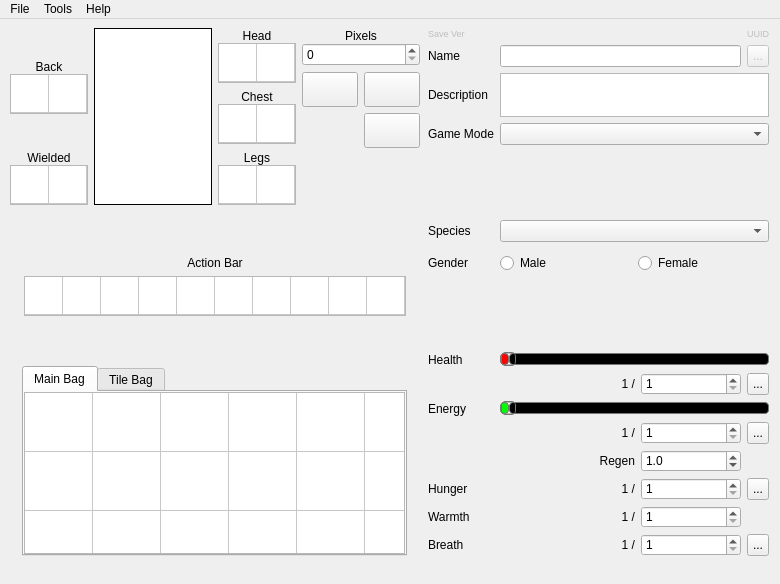
Old version of the form starcheat/templates/MainWindow.ui in the repository wizzomafizzo/starcheat.
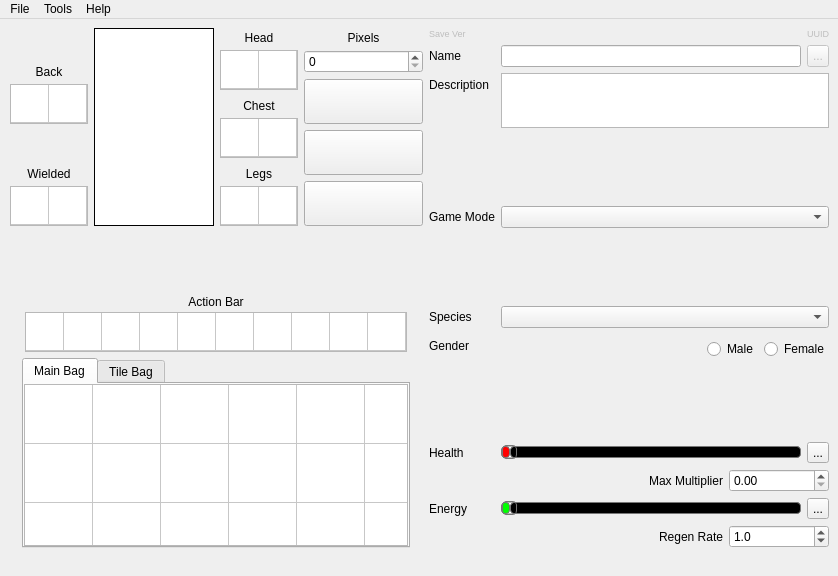
New version of the form. Icons and pictures are not drawn.

Commit message:
Update GUI and stats for nightly
Removed non-essenital stats and stat widgets, added new game modes

Patch:
```diff
--- a/starcheat/templates/MainWindow.ui
+++ b/starcheat/templates/MainWindow.ui
@@ -6,8 +6,8 @@
    <rect>
     <x>0</x>
     <y>0</y>
-    <width>780</width>
-    <height>584</height>
+    <width>838</width>
+    <height>576</height>
    </rect>
   </property>
   <property name="windowTitle">
@@ -18,9 +18,9 @@
     <normaloff>:/starcheat/images/starcheat_64_single.png</normaloff>:/starcheat/images/starcheat_64_single.png</iconset>
   </property>
   <widget class="QWidget" name="centralwidget">
-   <layout class="QHBoxLayout" name="horizontalLayout_13">
+   <layout class="QHBoxLayout" name="horizontalLayout_7">
     <item>
-     <layout class="QVBoxLayout" name="verticalLayout_6">
+     <layout class="QVBoxLayout" name="verticalLayout_9">
       <item>
        <layout class="QHBoxLayout" name="horizontalLayout_4">
         <item>
@@ -44,14 +44,14 @@
           <item>
            <layout class="QVBoxLayout" name="verticalLayout">
             <property name="spacing">
-             <number>0</number>
+             <number>3</number>
             </property>
             <item>
              <widget class="QLabel" name="backpack_label">
               <property name="minimumSize">
                <size>
                 <width>0</width>
-                <height>15</height>
+                <height>19</height>
                </size>
               </property>
               <property name="text">
@@ -179,14 +179,14 @@
           <item>
            <layout class="QVBoxLayout" name="verticalLayout_2">
             <property name="spacing">
-             <number>0</number>
+             <number>3</number>
             </property>
             <item>
              <widget class="QLabel" name="left_hand_label_2">
               <property name="minimumSize">
                <size>
                 <width>0</width>
-                <height>15</height>
+                <height>19</height>
                </size>
               </property>
               <property name="text">
@@ -327,14 +327,14 @@
           <item>
            <layout class="QVBoxLayout" name="verticalLayout_3">
             <property name="spacing">
-             <number>0</number>
+             <number>3</number>
             </property>
             <item>
              <widget class="QLabel" name="head_label">
               <property name="minimumSize">
                <size>
                 <width>0</width>
-                <height>15</height>
+                <height>19</height>
                </size>
               </property>
               <property name="text">
@@ -449,14 +449,14 @@
           <item>
            <layout class="QVBoxLayout" name="verticalLayout_5">
             <property name="spacing">
-             <number>0</number>
+             <number>3</number>
             </property>
             <item>
              <widget class="QLabel" name="chest_label">
               <property name="minimumSize">
                <size>
                 <width>0</width>
-                <height>15</height>
+                <height>19</height>
                </size>
               </property>
               <property name="text">
@@ -571,14 +571,14 @@
           <item>
            <layout class="QVBoxLayout" name="verticalLayout_4">
             <property name="spacing">
-             <number>0</number>
+             <number>3</number>
             </property>
             <item>
              <widget class="QLabel" name="legs_label">
               <property name="minimumSize">
                <size>
                 <width>0</width>
-                <height>15</height>
+                <height>19</height>
                </size>
               </property>
               <property name="text">
@@ -693,11 +693,11 @@
          </layout>
         </item>
         <item>
-         <layout class="QVBoxLayout" name="verticalLayout_11">
+         <layout class="QVBoxLayout" name="verticalLayout_6">
           <item>
            <layout class="QVBoxLayout" name="verticalLayout_7">
             <property name="spacing">
-             <number>0</number>
+             <number>3</number>
             </property>
             <item>
              <widget class="QLabel" name="pixels_label">
@@ -734,152 +734,138 @@
            </layout>
           </item>
           <item>
-           <layout class="QGridLayout" name="gridLayout">
-            <item row="0" column="0">
-             <widget class="QPushButton" name="appearance_button">
-              <property name="enabled">
-               <bool>true</bool>
-              </property>
-              <property name="sizePolicy">
-               <sizepolicy hsizetype="Minimum" vsizetype="Minimum">
-                <horstretch>0</horstretch>
-                <verstretch>0</verstretch>
-               </sizepolicy>
-              </property>
-              <property name="minimumSize">
-               <size>
-                <width>0</width>
-                <height>35</height>
-               </size>
-              </property>
-              <property name="toolTip">
-               <string>Manage Appearance</string>
-              </property>
-              <property name="statusTip">
-               <string>Change how you look</string>
-              </property>
-              <property name="text">
-               <string/>
-              </property>
-              <property name="icon">
-               <iconset resource="../resources.qrc">
-                <normaloff>:/starcheat/images/icons/glyphicons_051_eye_open.png</normaloff>:/starcheat/images/icons/glyphicons_051_eye_open.png</iconset>
-              </property>
-              <property name="iconSize">
-               <size>
-                <width>32</width>
-                <height>32</height>
-               </size>
-              </property>
-             </widget>
-            </item>
-            <item row="0" column="1">
-             <widget class="QPushButton" name="blueprints_button">
-              <property name="sizePolicy">
-               <sizepolicy hsizetype="Minimum" vsizetype="Minimum">
-                <horstretch>0</horstretch>
-                <verstretch>0</verstretch>
-               </sizepolicy>
-              </property>
-              <property name="minimumSize">
-               <size>
-                <width>0</width>
-                <height>35</height>
-               </size>
-              </property>
-              <property name="toolTip">
-               <string>Manage Blueprints</string>
-              </property>
-              <property name="statusTip">
-               <string>Manage known crafting recipes/blueprints</string>
-              </property>
-              <property name="text">
-               <string/>
-              </property>
-              <property name="icon">
-               <iconset resource="../resources.qrc">
-                <normaloff>:/starcheat/images/icons/glyphicons_460_blacksmith.png</normaloff>:/starcheat/images/icons/glyphicons_460_blacksmith.png</iconset>
-              </property>
-              <property name="iconSize">
-               <size>
-                <width>32</width>
-                <height>32</height>
-               </size>
-              </property>
-             </widget>
-            </item>
-            <item row="1" column="1">
-             <widget class="QPushButton" name="techs_button">
-              <property name="enabled">
-               <bool>true</bool>
-              </property>
-              <property name="sizePolicy">
-               <sizepolicy hsizetype="Minimum" vsizetype="Minimum">
-                <horstretch>0</horstretch>
-                <verstretch>0</verstretch>
-               </sizepolicy>
-              </property>
-              <property name="minimumSize">
-               <size>
-                <width>0</width>
-                <height>35</height>
-               </size>
-              </property>
-              <property name="toolTip">
-               <string>Manage Techs</string>
-              </property>
-              <property name="statusTip">
-               <string>Manage your techs</string>
-              </property>
-              <property name="text">
-               <string/>
-              </property>
-              <property name="icon">
-               <iconset resource="../resources.qrc">
-                <normaloff>:/starcheat/images/icons/glyphicons_137_cogwheels.png</normaloff>:/starcheat/images/icons/glyphicons_137_cogwheels.png</iconset>
-              </property>
-              <property name="iconSize">
-               <size>
-                <width>32</width>
-                <height>32</height>
-               </size>
-              </property>
-             </widget>
-            </item>
-           </layout>
+           <widget class="QPushButton" name="appearance_button">
+            <property name="enabled">
+             <bool>true</bool>
+            </property>
+            <property name="sizePolicy">
+             <sizepolicy hsizetype="Minimum" vsizetype="Minimum">
+              <horstretch>0</horstretch>
+              <verstretch>0</verstretch>
+             </sizepolicy>
+            </property>
+            <property name="minimumSize">
+             <size>
+              <width>0</width>
+              <height>35</height>
+             </size>
+            </property>
+            <property name="toolTip">
+             <string>Manage Appearance</string>
+            </property>
+            <property name="statusTip">
+             <string>Change how you look</string>
+            </property>
+            <property name="text">
+             <string/>
+            </property>
+            <property name="icon">
+             <iconset resource="../resources.qrc">
+              <normaloff>:/starcheat/images/icons/glyphicons_051_eye_open.png</normaloff>:/starcheat/images/icons/glyphicons_051_eye_open.png</iconset>
+            </property>
+            <property name="iconSize">
+             <size>
+              <width>32</width>
+              <height>32</height>
+             </size>
+            </property>
+           </widget>
           </item>
           <item>
-           <spacer name="verticalSpacer_2">
-            <property name="orientation">
-             <enum>Qt::Vertical</enum>
+           <widget class="QPushButton" name="blueprints_button">
+            <property name="sizePolicy">
+             <sizepolicy hsizetype="Minimum" vsizetype="Minimum">
+              <horstretch>0</horstretch>
+              <verstretch>0</verstretch>
+             </sizepolicy>
             </property>
-            <property name="sizeHint" stdset="0">
+            <property name="minimumSize">
              <size>
-              <width>20</width>
-              <height>40</height>
+              <width>0</width>
+              <height>35</height>
              </size>
             </property>
-           </spacer>
+            <property name="toolTip">
+             <string>Manage Blueprints</string>
+            </property>
+            <property name="statusTip">
+             <string>Manage known crafting recipes/blueprints</string>
+            </property>
+            <property name="text">
+             <string/>
+            </property>
+            <property name="icon">
+             <iconset resource="../resources.qrc">
+              <normaloff>:/starcheat/images/icons/glyphicons_460_blacksmith.png</normaloff>:/starcheat/images/icons/glyphicons_460_blacksmith.png</iconset>
+            </property>
+            <property name="iconSize">
+             <size>
+              <width>32</width>
+              <height>32</height>
+             </size>
+            </property>
+           </widget>
+          </item>
+          <item>
+           <widget class="QPushButton" name="techs_button">
+            <property name="enabled">
+             <bool>true</bool>
+            </property>
+            <property name="sizePolicy">
+             <sizepolicy hsizetype="Minimum" vsizetype="Minimum">
+              <horstretch>0</horstretch>
+              <verstretch>0</verstretch>
+             </sizepolicy>
+            </property>
+            <property name="minimumSize">
+             <size>
+              <width>0</width>
+              <height>35</height>
+             </size>
+            </property>
+            <property name="toolTip">
+             <string>Manage Techs</string>
+            </property>
+            <property name="statusTip">
+             <string>Manage your techs</string>
+            </property>
+            <property name="text">
+             <string/>
+            </property>
+            <property name="icon">
+             <iconset resource="../resources.qrc">
+              <normaloff>:/starcheat/images/icons/glyphicons_137_cogwheels.png</normaloff>:/starcheat/images/icons/glyphicons_137_cogwheels.png</iconset>
+            </property>
+            <property name="iconSize">
+             <size>
+              <width>32</width>
+              <height>32</height>
+             </size>
+            </property>
+           </widget>
           </item>
          </layout>
         </item>
        </layout>
       </item>
       <item>
-       <spacer name="verticalSpacer_4">
+       <spacer name="verticalSpacer_2">
         <property name="orientation">
          <enum>Qt::Vertical</enum>
         </property>
         <property name="sizeHint" stdset="0">
          <size>
-          <width>411</width>
-          <height>13</height>
+          <width>20</width>
+          <height>40</height>
          </size>
         </property>
        </spacer>
       </item>
       <item>
        <layout class="QGridLayout" name="gridLayout_5">
+        <property name="verticalSpacing">
+         <number>3</number>
+        </property>
         <item row="0" column="1">
          <widget class="QLabel" name="action_bar_label">
           <property name="sizePolicy">
@@ -1069,19 +1055,6 @@
         </item>
        </layout>
       </item>
-      <item>
-       <spacer name="verticalSpacer_5">
-        <property name="orientation">
-         <enum>Qt::Vertical</enum>
-        </property>
-        <property name="sizeHint" stdset="0">
-         <size>
-          <width>411</width>
-          <height>13</height>
-         </size>
-        </property>
-       </spacer>
-      </item>
       <item>
        <layout class="QHBoxLayout" name="horizontalLayout_12">
         <item>
@@ -1107,7 +1080,7 @@
           </property>
           <property name="minimumSize">
            <size>
-            <width>385</width>
+            <width>388</width>
             <height>180</height>
            </size>
           </property>
@@ -1486,140 +1459,7 @@
      </layout>
     </item>
     <item>
-     <layout class="QGridLayout" name="gridLayout_4">
-      <property name="leftMargin">
-       <number>2</number>
-      </property>
-      <property name="rightMargin">
-       <number>2</number>
-      </property>
-      <item row="13" column="1">
-       <layout class="QHBoxLayout" name="horizontalLayout_6">
-        <item>
-         <widget class="QLabel" name="food_val">
-          <property name="minimumSize">
-           <size>
-            <width>90</width>
-            <height>0</height>
-           </size>
-          </property>
-          <property name="text">
-           <string>1 /</string>
-          </property>
-          <property name="alignment">
-           <set>Qt::AlignRight|Qt::AlignTrailing|Qt::AlignVCenter</set>
-          </property>
-         </widget>
-        </item>
-        <item>
-         <widget class="QSpinBox" name="max_food">
-          <property name="minimumSize">
-           <size>
-            <width>100</width>
-            <height>22</height>
-           </size>
-          </property>
-          <property name="maximumSize">
-           <size>
-            <width>100</width>
-            <height>16777215</height>
-           </size>
-          </property>
-          <property name="minimum">
-           <number>1</number>
-          </property>
-          <property name="maximum">
-           <number>2147483647</number>
-          </property>
-          <property name="singleStep">
-           <number>10</number>
-          </property>
-         </widget>
-        </item>
-        <item>
-         <widget class="QToolButton" name="food_button">
-          <property name="maximumSize">
-           <size>
-            <width>22</width>
-            <height>22</height>
-           </size>
-          </property>
-          <property name="toolTip">
-           <string>Fill Stomach</string>
-          </property>
-          <property name="text">
-           <string>...</string>
-          </property>
-          <property name="icon">
-           <iconset resource="../resources.qrc">
-            <normaloff>:/starcheat/images/icons/glyphicons_halflings_097_plus.png</normaloff>:/starcheat/images/icons/glyphicons_halflings_097_plus.png</iconset>
-          </property>
-         </widget>
-        </item>
-       </layout>
-      </item>
-      <item row="14" column="0">
-       <widget class="QLabel" name="warmth_label">
-        <property name="text">
-         <string>Warmth</string>
-        </property>
-       </widget>
-      </item>
-      <item row="14" column="1">
-       <layout class="QHBoxLayout" name="horizontalLayout_7">
-        <item>
-         <widget class="QLabel" name="warmth_val">
-          <property name="minimumSize">
-           <size>
-            <width>90</width>
-            <height>0</height>
-           </size>
-          </property>
-          <property name="text">
-           <string>1 /</string>
-          </property>
-          <property name="alignment">
-           <set>Qt::AlignRight|Qt::AlignTrailing|Qt::AlignVCenter</set>
-          </property>
-         </widget>
-        </item>
-        <item>
-         <widget class="QSpinBox" name="max_warmth">
-          <property name="minimumSize">
-           <size>
-            <width>100</width>
-            <height>22</height>
-           </size>
-          </property>
-          <property name="maximumSize">
-           <size>
-            <width>100</width>
-            <height>16777215</height>
-           </size>
-          </property>
-          <property name="minimum">
-           <number>1</number>
-          </property>
-          <property name="maximum">
-           <number>2147483647</number>
-          </property>
-          <property name="singleStep">
-           <number>10</number>
-          </property>
-         </widget>
-        </item>
-        <item>
-         <widget class="QWidget" name="widget_2" native="true">
-          <property name="maximumSize">
-           <size>
-            <width>22</width>
-            <height>22</height>
-           </size>
-          </property>
-         </widget>
-        </item>
-       </layout>
-      </item>
+     <layout class="QFormLayout" name="formLayout">
       <item row="0" column="0">
        <widget class="QLabel" name="ver_label">
         <property name="enabled">
@@ -1656,20 +1496,6 @@
         </property>
        </widget>
       </item>
-      <item row="2" column="0">
-       <widget class="QLabel" name="desc_label">
-        <property name="text">
-         <string>Description</string>
-        </property>
-       </widget>
-      </item>
-      <item row="8" column="0">
-       <widget class="QLabel" name="health_label">
-        <property name="text">
-         <string>Health</string>
-        </property>
-       </widget>
-      </item>
       <item row="1" column="0">
        <widget class="QLabel" name="name_label">
         <property name="text">
@@ -1677,84 +1503,6 @@
         </property>
        </widget>
       </item>
-      <item row="5" column="0">
-       <widget class="QLabel" name="race_label">
-        <property name="text">
-         <string>Species</string>
-        </property>
-        <property name="alignment">
-         <set>Qt::AlignLeading|Qt::AlignLeft|Qt::AlignVCenter</set>
-        </property>
-       </widget>
-      </item>
-      <item row="11" column="1">
-       <layout class="QHBoxLayout" name="horizontalLayout_2">
-        <item>
-         <widget class="QLabel" name="energy_val">
-          <property name="minimumSize">
-           <size>
-            <width>90</width>
-            <height>0</height>
-           </size>
-          </property>
-          <property name="text">
-           <string>1 /</string>
-          </property>
-          <property name="alignment">
-           <set>Qt::AlignRight|Qt::AlignTrailing|Qt::AlignVCenter</set>
-          </property>
-         </widget>
-        </item>
-        <item>
-         <widget class="QSpinBox" name="max_energy">
-          <property name="minimumSize">
-           <size>
-            <width>100</width>
-            <height>22</height>
-           </size>
-          </property>
-          <property name="maximumSize">
-           <size>
-            <width>100</width>
-            <height>16777215</height>
-           </size>
-          </property>
-          <property name="minimum">
-           <number>1</number>
-          </property>
-          <property name="maximum">
-           <number>2147483647</number>
-          </property>
-          <property name="singleStep">
-           <number>10</number>
-          </property>
-         </widget>
-        </item>
-        <item>
-         <widget class="QToolButton" name="energy_button">
-          <property name="maximumSize">
-           <size>
-            <width>22</width>
-            <height>22</height>
-           </size>
-          </property>
-          <property name="toolTip">
-           <string>Fill Energy</string>
-          </property>
-          <property name="text">
-           <string>...</string>
-          </property>
-          <property name="icon">
-           <iconset resource="../resources.qrc">
-            <normaloff>:/starcheat/images/icons/glyphicons_halflings_097_plus.png</normaloff>:/starcheat/images/icons/glyphicons_halflings_097_plus.png</iconset>
-          </property>
-         </widget>
-        </item>
-       </layout>
-      </item>
-      <item row="5" column="1">
-       <widget class="QComboBox" name="race"/>
-      </item>
       <item row="1" column="1">
        <layout class="QHBoxLayout" name="horizontalLayout_5">
         <item>
@@ -1782,249 +1530,10 @@
         </item>
        </layout>
       </item>
-      <item row="9" column="1">
-       <layout class="QHBoxLayout" name="horizontalLayout">
-        <item>
-         <widget class="QLabel" name="health_val">
-          <property name="minimumSize">
-           <size>
-            <width>90</width>
-            <height>0</height>
-           </size>
-          </property>
-          <property name="text">
-           <string>1 /</string>
-          </property>
-          <property name="alignment">
-           <set>Qt::AlignRight|Qt::AlignTrailing|Qt::AlignVCenter</set>
-          </property>
-         </widget>
-        </item>
-        <item>
-         <widget class="QSpinBox" name="max_health">
-          <property name="minimumSize">
-           <size>
-            <width>100</width>
-            <height>22</height>
-           </size>
-          </property>
-          <property name="maximumSize">
-           <size>
-            <width>100</width>
-            <height>16777215</height>
-           </size>
-          </property>
-          <property name="minimum">
-           <number>1</number>
-          </property>
-          <property name="maximum">
-           <number>2147483647</number>
-          </property>
-          <property name="singleStep">
-           <number>10</number>
-          </property>
-         </widget>
-        </item>
-        <item>
-         <widget class="QToolButton" name="health_button">
-          <property name="maximumSize">
-           <size>
-            <width>22</width>
-            <height>22</height>
-           </size>
-          </property>
-          <property name="toolTip">
-           <string>Fill Health</string>
-          </property>
-          <property name="text">
-           <string>...</string>
-          </property>
-          <property name="icon">
-           <iconset resource="../resources.qrc">
-            <normaloff>:/starcheat/images/icons/glyphicons_halflings_097_plus.png</normaloff>:/starcheat/images/icons/glyphicons_halflings_097_plus.png</iconset>
-          </property>
-         </widget>
-        </item>
-       </layout>
-      </item>
-      <item row="10" column="0">
-       <widget class="QLabel" name="energy_label">
+      <item row="2" column="0">
+       <widget class="QLabel" name="desc_label">
         <property name="text">
-         <string>Energy</string>
-        </property>
-       </widget>
-      </item>
-      <item row="15" column="0">
-       <widget class="QLabel" name="breath_label">
-        <property name="text">
-         <string>Breath</string>
-        </property>
-       </widget>
-      </item>
-      <item row="15" column="1">
-       <layout class="QHBoxLayout" name="horizontalLayout_8">
-        <item>
-         <widget class="QLabel" name="breath_val">
-          <property name="minimumSize">
-           <size>
-            <width>90</width>
-            <height>0</height>
-           </size>
-          </property>
-          <property name="text">
-           <string>1 /</string>
-          </property>
-          <property name="alignment">
-           <set>Qt::AlignRight|Qt::AlignTrailing|Qt::AlignVCenter</set>
-          </property>
-         </widget>
-        </item>
-        <item>
-         <widget class="QSpinBox" name="max_breath">
-          <property name="minimumSize">
-           <size>
-            <width>100</width>
-            <height>22</height>
-           </size>
-          </property>
-          <property name="maximumSize">
-           <size>
-            <width>100</width>
-            <height>16777215</height>
-           </size>
-          </property>
-          <property name="minimum">
-           <number>1</number>
-          </property>
-          <property name="maximum">
-           <number>2147483647</number>
-          </property>
-          <property name="singleStep">
-           <number>10</number>
-          </property>
-         </widget>
-        </item>
-        <item>
-         <widget class="QToolButton" name="breath_button">
-          <property name="maximumSize">
-           <size>
-            <width>22</width>
-            <height>22</height>
-           </size>
-          </property>
-          <property name="toolTip">
-           <string>Fill Lungs</string>
-          </property>
-          <property name="text">
-           <string>...</string>
-          </property>
-          <property name="icon">
-           <iconset resource="../resources.qrc">
-            <normaloff>:/starcheat/images/icons/glyphicons_halflings_097_plus.png</normaloff>:/starcheat/images/icons/glyphicons_halflings_097_plus.png</iconset>
-          </property>
-         </widget>
-        </item>
-       </layout>
-      </item>
-      <item row="10" column="1">
-       <layout class="QHBoxLayout" name="horizontalLayout_11">
-        <item>
-         <widget class="QSlider" name="energy">
-          <property name="styleSheet">
-           <string notr="true">QSlider::groove:horizontal {
-border: 1px solid #bbb;
-background: white;
-height: 10px;
-border-radius: 4px;
-}
-
-QSlider::sub-page:horizontal {
-background: rgb(0, 255, 0);
-border: 1px solid #777;
-height: 10px;
-border-radius: 4px;
-}
-
-QSlider::add-page:horizontal {
-background: #000;
-border: 1px solid #777;
-height: 10px;
-border-radius: 4px;
-}
-
-QSlider::handle:horizontal {
-background: qlineargradient(x1:0, y1:0, x2:1, y2:1,
-    stop:0 #eee, stop:1 #ccc);
-border: 1px solid #777;
-width: 13px;
-margin-top: -2px;
-margin-bottom: -2px;
-border-radius: 4px;
-}</string>
-          </property>
-          <property name="minimum">
-           <number>1</number>
-          </property>
-          <property name="orientation">
-           <enum>Qt::Horizontal</enum>
-          </property>
-          <property name="invertedControls">
-           <bool>false</bool>
-          </property>
-         </widget>
-        </item>
-       </layout>
-      </item>
-      <item row="8" column="1">
-       <layout class="QHBoxLayout" name="horizontalLayout_10">
-        <item>
-         <widget class="QSlider" name="health">
-          <property name="styleSheet">
-           <string notr="true">QSlider::groove:horizontal {
-border: 1px solid #bbb;
-background: white;
-height: 10px;
-border-radius: 4px;
-}
-
-QSlider::sub-page:horizontal {
-background: rgb(255, 0, 0);
-border: 1px solid #777;
-height: 10px;
-border-radius: 4px;
-}
-
-QSlider::add-page:horizontal {
-background: #000;
-border: 1px solid #777;
-height: 10px;
-border-radius: 4px;
-}
-
-QSlider::handle:horizontal {
-background: qlineargradient(x1:0, y1:0, x2:1, y2:1,
-    stop:0 #eee, stop:1 #ccc);
-border: 1px solid #777;
-width: 13px;
-margin-top: -2px;
-margin-bottom: -2px;
-border-radius: 4px;
-}</string>
-          </property>
-          <property name="minimum">
-           <number>1</number>
-          </property>
-          <property name="orientation">
-           <enum>Qt::Horizontal</enum>
-          </property>
-         </widget>
-        </item>
-       </layout>
-      </item>
-      <item row="13" column="0">
-       <widget class="QLabel" name="food_label">
-        <property name="text">
-         <string>Hunger</string>
+         <string>Description</string>
         </property>
        </widget>
       </item>
@@ -2039,71 +1548,13 @@
         <property name="maximumSize">
          <size>
           <width>16777215</width>
-          <height>44</height>
+          <height>55</height>
          </size>
         </property>
        </widget>
       </item>
-      <item row="12" column="1">
-       <layout class="QHBoxLayout" name="horizontalLayout_9">
-        <item>
-         <widget class="QLabel" name="energy_regen_label">
-          <property name="minimumSize">
-           <size>
-            <width>90</width>
-            <height>0</height>
-           </size>
-          </property>
-          <property name="text">
-           <string>Regen</string>
-          </property>
-          <property name="alignment">
-           <set>Qt::AlignRight|Qt::AlignTrailing|Qt::AlignVCenter</set>
-          </property>
-         </widget>
-        </item>
-        <item>
-         <widget class="QDoubleSpinBox" name="energy_regen">
-          <property name="minimumSize">
-           <size>
-            <width>100</width>
-            <height>22</height>
-           </size>
-          </property>
-          <property name="maximumSize">
-           <size>
-            <width>100</width>
-            <height>16777215</height>
-           </size>
-          </property>
-          <property name="decimals">
-           <number>1</number>
-          </property>
-          <property name="minimum">
-           <double>0.100000000000000</double>
-          </property>
-          <property name="maximum">
-           <double>999999999.000000000000000</double>
-          </property>
-          <property name="value">
-           <double>1.000000000000000</double>
-          </property>
-         </widget>
-        </item>
-        <item>
-         <widget class="QWidget" name="widget" native="true">
-          <property name="maximumSize">
-           <size>
-            <width>22</width>
-            <height>22</height>
-           </size>
-          </property>
-         </widget>
-        </item>
-       </layout>
-      </item>
-      <item row="7" column="0">
-       <spacer name="verticalSpacer_6">
+      <item row="3" column="1">
+       <spacer name="verticalSpacer_8">
         <property name="orientation">
          <enum>Qt::Vertical</enum>
         </property>
@@ -2115,7 +1566,7 @@
         </property>
        </spacer>
       </item>
-      <item row="3" column="0">
+      <item row="4" column="0">
        <widget class="QLabel" name="game_mode_label">
         <property name="text">
          <string>Game Mode</string>
@@ -2125,14 +1576,40 @@
         </property>
        </widget>
       </item>
-      <item row="3" column="1">
+      <item row="4" column="1">
        <widget class="QComboBox" name="game_mode">
         <property name="enabled">
          <bool>true</bool>
         </property>
        </widget>
       </item>
+      <item row="5" column="1">
+       <spacer name="verticalSpacer_7">
+        <property name="orientation">
+         <enum>Qt::Vertical</enum>
+        </property>
+        <property name="sizeHint" stdset="0">
+         <size>
+          <width>20</width>
+          <height>40</height>
+         </size>
+        </property>
+       </spacer>
+      </item>
       <item row="6" column="0">
+       <widget class="QLabel" name="race_label">
+        <property name="text">
+         <string>Species</string>
+        </property>
+        <property name="alignment">
+         <set>Qt::AlignLeading|Qt::AlignLeft|Qt::AlignVCenter</set>
+        </property>
+       </widget>
+      </item>
+      <item row="6" column="1">
+       <widget class="QComboBox" name="race"/>
+      </item>
+      <item row="7" column="0">
        <widget class="QLabel" name="gender_label">
         <property name="text">
          <string>Gender</string>
@@ -2142,7 +1619,7 @@
         </property>
        </widget>
       </item>
-      <item row="6" column="1">
+      <item row="7" column="1">
        <widget class="QWidget" name="gender_group" native="true">
         <property name="minimumSize">
          <size>
@@ -2169,6 +1646,19 @@
          <property name="bottomMargin">
           <number>0</number>
          </property>
+         <item>
+          <spacer name="horizontalSpacer_6">
+           <property name="orientation">
+            <enum>Qt::Horizontal</enum>
+           </property>
+           <property name="sizeHint" stdset="0">
+            <size>
+             <width>40</width>
+             <height>20</height>
+            </size>
+           </property>
+          </spacer>
+         </item>
          <item>
           <widget class="QRadioButton" name="male">
            <property name="text">
@@ -2194,19 +1684,246 @@
         </layout>
        </widget>
       </item>
-      <item row="4" column="0">
-       <spacer name="verticalSpacer_7">
+      <item row="8" column="1">
+       <spacer name="verticalSpacer_6">
         <property name="orientation">
          <enum>Qt::Vertical</enum>
         </property>
         <property name="sizeHint" stdset="0">
          <size>
           <width>20</width>
-          <height>40</height>
+          <height>60</height>
          </size>
         </property>
        </spacer>
       </item>
+      <item row="9" column="0">
+       <widget class="QLabel" name="health_label">
+        <property name="text">
+         <string>Health</string>
+        </property>
+       </widget>
+      </item>
+      <item row="9" column="1">
+       <layout class="QHBoxLayout" name="horizontalLayout_2">
+        <item>
+         <widget class="QSlider" name="health">
+          <property name="styleSheet">
+           <string notr="true">QSlider::groove:horizontal {
+border: 1px solid #bbb;
+background: white;
+height: 10px;
+border-radius: 4px;
+}
+
+QSlider::sub-page:horizontal {
+background: rgb(255, 0, 0);
+border: 1px solid #777;
+height: 10px;
+border-radius: 4px;
+}
+
+QSlider::add-page:horizontal {
+background: #000;
+border: 1px solid #777;
+height: 10px;
+border-radius: 4px;
+}
+
+QSlider::handle:horizontal {
+background: qlineargradient(x1:0, y1:0, x2:1, y2:1,
+    stop:0 #eee, stop:1 #ccc);
+border: 1px solid #777;
+width: 13px;
+margin-top: -2px;
+margin-bottom: -2px;
+border-radius: 4px;
+}</string>
+          </property>
+          <property name="minimum">
+           <number>1</number>
+          </property>
+          <property name="orientation">
+           <enum>Qt::Horizontal</enum>
+          </property>
+         </widget>
+        </item>
+        <item>
+         <widget class="QToolButton" name="health_button">
+          <property name="maximumSize">
+           <size>
+            <width>22</width>
+            <height>22</height>
+           </size>
+          </property>
+          <property name="toolTip">
+           <string>Fill Health</string>
+          </property>
+          <property name="text">
+           <string>...</string>
+          </property>
+          <property name="icon">
+           <iconset resource="../resources.qrc">
+            <normaloff>:/starcheat/images/icons/glyphicons_halflings_097_plus.png</normaloff>:/starcheat/images/icons/glyphicons_halflings_097_plus.png</iconset>
+          </property>
+         </widget>
+        </item>
+       </layout>
+      </item>
+      <item row="10" column="1">
+       <layout class="QHBoxLayout" name="horizontalLayout">
+        <item>
+         <widget class="QLabel" name="label">
+          <property name="text">
+           <string>Max Multiplier</string>
+          </property>
+          <property name="alignment">
+           <set>Qt::AlignRight|Qt::AlignTrailing|Qt::AlignVCenter</set>
+          </property>
+         </widget>
+        </item>
+        <item>
+         <widget class="QDoubleSpinBox" name="max_health">
+          <property name="minimumSize">
+           <size>
+            <width>100</width>
+            <height>0</height>
+           </size>
+          </property>
+          <property name="maximumSize">
+           <size>
+            <width>100</width>
+            <height>16777215</height>
+           </size>
+          </property>
+         </widget>
+        </item>
+       </layout>
+      </item>
+      <item row="11" column="0">
+       <widget class="QLabel" name="energy_label">
+        <property name="text">
+         <string>Energy</string>
+        </property>
+       </widget>
+      </item>
+      <item row="11" column="1">
+       <layout class="QHBoxLayout" name="horizontalLayout_6">
+        <item>
+         <widget class="QSlider" name="energy">
+          <property name="styleSheet">
+           <string notr="true">QSlider::groove:horizontal {
+border: 1px solid #bbb;
+background: white;
+height: 10px;
+border-radius: 4px;
+}
+
+QSlider::sub-page:horizontal {
+background: rgb(0, 255, 0);
+border: 1px solid #777;
+height: 10px;
+border-radius: 4px;
+}
+
+QSlider::add-page:horizontal {
+background: #000;
+border: 1px solid #777;
+height: 10px;
+border-radius: 4px;
+}
+
+QSlider::handle:horizontal {
+background: qlineargradient(x1:0, y1:0, x2:1, y2:1,
+    stop:0 #eee, stop:1 #ccc);
+border: 1px solid #777;
+width: 13px;
+margin-top: -2px;
+margin-bottom: -2px;
+border-radius: 4px;
+}</string>
+          </property>
+          <property name="minimum">
+           <number>1</number>
+          </property>
+          <property name="orientation">
+           <enum>Qt::Horizontal</enum>
+          </property>
+          <property name="invertedControls">
+           <bool>false</bool>
+          </property>
+         </widget>
+        </item>
+        <item>
+         <widget class="QToolButton" name="energy_button">
+          <property name="maximumSize">
+           <size>
+            <width>22</width>
+            <height>22</height>
+           </size>
+          </property>
+          <property name="toolTip">
+           <string>Fill Energy</string>
+          </property>
+          <property name="text">
+           <string>...</string>
+          </property>
+          <property name="icon">
+           <iconset resource="../resources.qrc">
+            <normaloff>:/starcheat/images/icons/glyphicons_halflings_097_plus.png</normaloff>:/starcheat/images/icons/glyphicons_halflings_097_plus.png</iconset>
+          </property>
+         </widget>
+        </item>
+       </layout>
+      </item>
+      <item row="12" column="1">
+       <layout class="QHBoxLayout" name="horizontalLayout_9">
+        <item>
+         <widget class="QLabel" name="energy_regen_label">
+          <property name="minimumSize">
+           <size>
+            <width>90</width>
+            <height>0</height>
+           </size>
+          </property>
+          <property name="text">
+           <string>Regen Rate</string>
+          </property>
+          <property name="alignment">
+           <set>Qt::AlignRight|Qt::AlignTrailing|Qt::AlignVCenter</set>
+          </property>
+         </widget>
+        </item>
+        <item>
+         <widget class="QDoubleSpinBox" name="energy_regen">
+          <property name="minimumSize">
+           <size>
+            <width>100</width>
+            <height>0</height>
+           </size>
+          </property>
+          <property name="maximumSize">
+           <size>
+            <width>100</width>
+            <height>16777215</height>
+           </size>
+          </property>
+          <property name="decimals">
+           <number>1</number>
+          </property>
+          <property name="minimum">
+           <double>0.100000000000000</double>
+          </property>
+          <property name="maximum">
+           <double>999999999.000000000000000</double>
+          </property>
+          <property name="value">
+           <double>1.000000000000000</double>
+          </property>
+         </widget>
+        </item>
+       </layout>
+      </item>
      </layout>
     </item>
    </layout>
@@ -2217,7 +1934,7 @@
     <rect>
      <x>0</x>
      <y>0</y>
-     <width>780</width>
+     <width>838</width>
      <height>31</height>
     </rect>
    </property>
```
Left out of the diff: 10 changed lines with no effect on the pictures. The commit also changes 3 other files.
